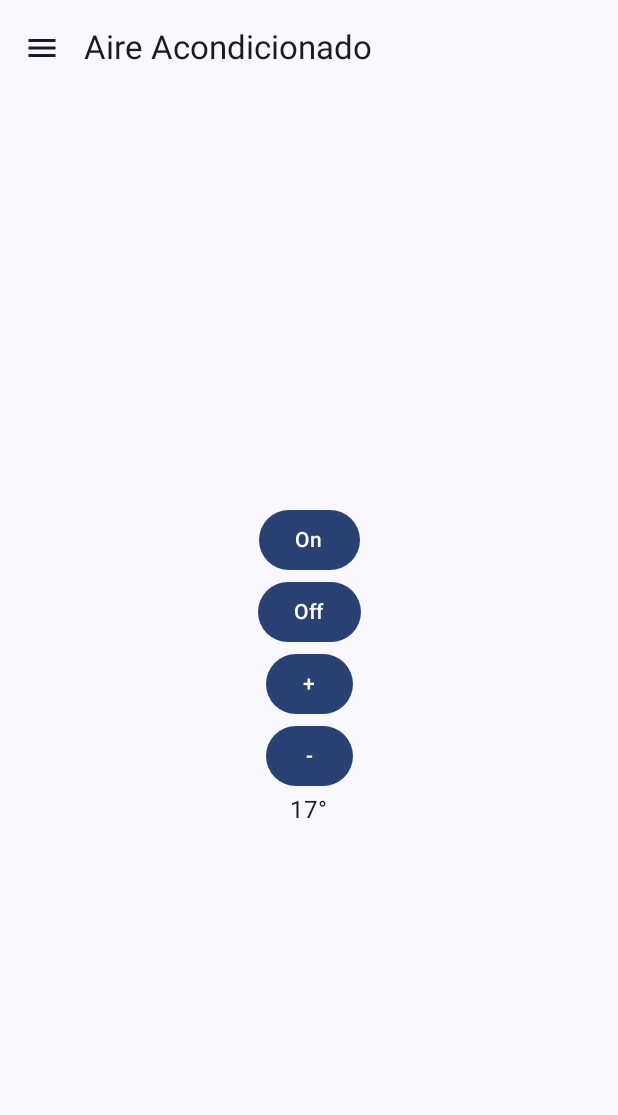
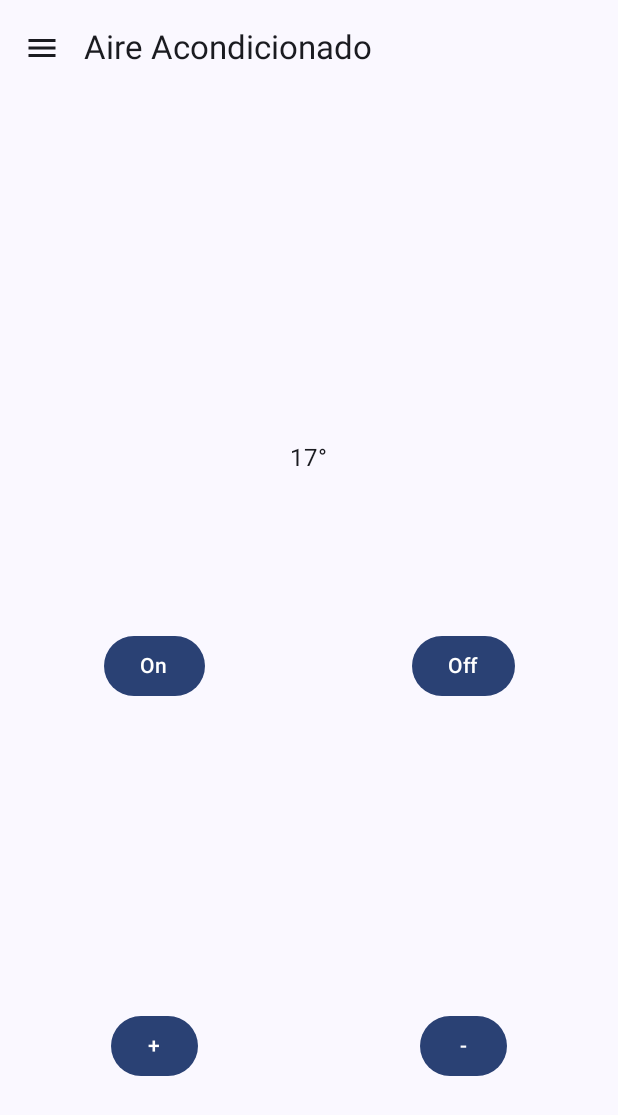
Before and after one commit to manufedo/android-remote-app, an Android app built with Jetpack Compose: the screen it shows after launch (MainActivity), on a phone screen of 412 x 824 dp. Shown: the top 1115 px of the screen. Run offline under Robolectric (Android 15) with nearby library versions, the phone set to English and light mode, and no system bars; 1 statement that could not run was skipped.

Commit message:
Modifico GUI

```diff
--- a/app/src/main/java/com/example/remote/SurreyAcRemoteViewModel.kt
+++ b/app/src/main/java/com/example/remote/SurreyAcRemoteViewModel.kt
@@ -30,8 +30,6 @@ class SurreyAcRemoteViewModel(private val _infraredTransmitter: InfraredTransmit
         29 to 0xA050,
         30 to 0xB040
     )
-    var buttonPressed by mutableStateOf("")
-        private set
 
     private var _temperature = mutableStateOf(17)
 
@@ -58,12 +56,10 @@ class SurreyAcRemoteViewModel(private val _infraredTransmitter: InfraredTransmit
     }
 
     fun onOnButtonPressed() {
-        buttonPressed = "on"
         setTemperature()
     }
 
     fun onOffButtonPressed() {
-        buttonPressed = "off"
          transmitCommand(OFF_COMMAND)
     }
 
--- a/app/src/main/java/com/example/remote/SurreyAcView.kt
+++ b/app/src/main/java/com/example/remote/SurreyAcView.kt
@@ -1,7 +1,10 @@
 package com.example.remote
 
 import androidx.compose.foundation.layout.Arrangement
+import androidx.compose.foundation.layout.Box
 import androidx.compose.foundation.layout.Column
+import androidx.compose.foundation.layout.Row
+import androidx.compose.foundation.layout.RowScope
 import androidx.compose.foundation.layout.fillMaxSize
 import androidx.compose.material3.Button
 import androidx.compose.material3.Text
@@ -11,25 +14,68 @@ import androidx.compose.ui.Modifier
 
 @Composable
 fun SurreyAcRemoteView(modifier: Modifier = Modifier, viewModel: SurreyAcRemoteViewModel) {
-    val buttonPressed = viewModel.buttonPressed
 
     Column(
         modifier = modifier.fillMaxSize(),
         verticalArrangement = Arrangement.Center,
         horizontalAlignment = Alignment.CenterHorizontally
     ) {
-        Button(onClick = { viewModel.onOnButtonPressed() }) {
-            Text("On")
+        Box(
+            modifier = Modifier
+                .weight(1f)
+                .fillMaxSize()
+        ){
+            Text(
+                text = "${viewModel.temperature}°",
+                modifier = modifier.align(Alignment.BottomCenter)
+            )
+
         }
-        Button(onClick = { viewModel.onOffButtonPressed() }) {
-            Text("Off")
+        Box(
+            modifier = Modifier
+                .weight(2f)
+                .fillMaxSize()
+        ){
+            Column(
+                modifier = Modifier.fillMaxSize()
+            ){
+                Row(
+                    modifier = Modifier
+                        .weight(1f)
+                ){
+                    StandardButton(onClick = { viewModel.onOnButtonPressed() }, text = "On")
+                    StandardButton(onClick = { viewModel.onOffButtonPressed() }, text = "Off")
+                }
+                Row(
+                    modifier = Modifier
+                        .align(Alignment.CenterHorizontally)
+                        .weight(1f)
+                ){
+                    StandardButton(onClick = { viewModel.onTemperatureUp() }, text = "+")
+                    StandardButton(onClick = { viewModel.onTemperatureDown() }, text = "-")
+                }
+            }
         }
-        Button(onClick = { viewModel.onTemperatureUp() }) {
-            Text("+")
-        }
-        Button(onClick = { viewModel.onTemperatureDown() }) {
-            Text("-")
-        }
-        Text("${viewModel.temperature}°")
     }
 }
+
+@Composable
+fun RowScope.StandardButton(
+    onClick: () -> Unit,
+    text: String,
+    modifier: Modifier = Modifier
+) {
+    Box(
+        modifier = modifier
+            .weight(1f)
+            .align(Alignment.CenterVertically),
+        contentAlignment = Alignment.Center
+    ) {
+        Button(
+            onClick = onClick
+            //modifier =  Modifier.align(Alignment.Center)
+        ) {
+            Text(text)
+        }
+    }
+}
```
